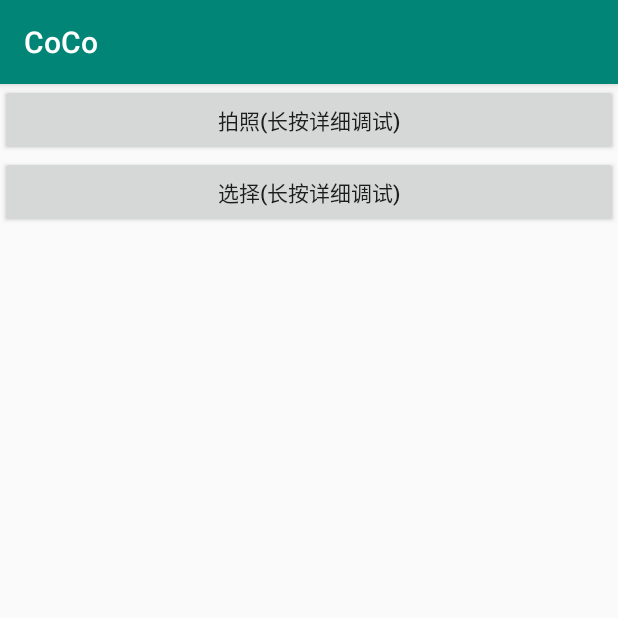
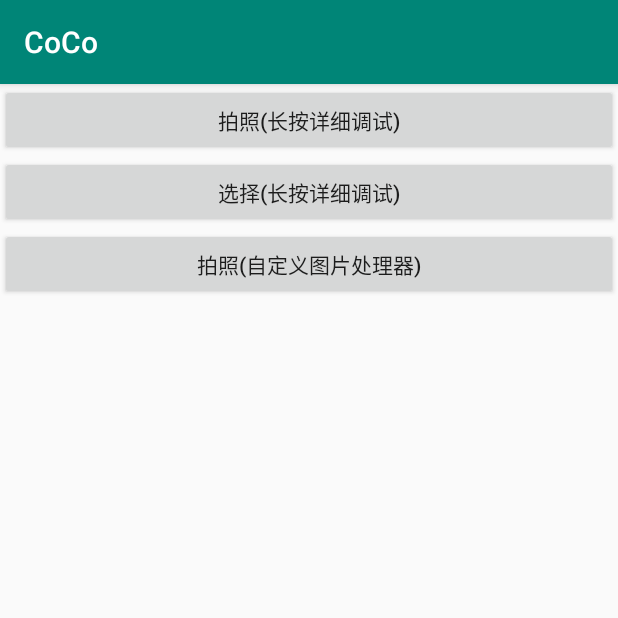
Before and after one commit to soulqw/CoCo, an Android app: the screen it shows after launch (MainActivity), on a phone screen of 412 x 824 dp, the top half of it. Run offline under Robolectric (Android 15) with nearby library versions, the phone set to English and light mode, and no system bars; libraries missing offline, so code that uses them is left out: com.qw.soul; 1 statement that could not run was skipped.

Commit message:
[ADD] fix demo

```diff
--- a/app/src/main/res/layout/activity_main.xml
+++ b/app/src/main/res/layout/activity_main.xml
@@ -1,27 +1,40 @@
 <?xml version="1.0" encoding="utf-8"?>
-<LinearLayout
-        xmlns:android="http://schemas.android.com/apk/res/android"
+<ScrollView xmlns:android="http://schemas.android.com/apk/res/android"
         xmlns:tools="http://schemas.android.com/tools"
-        android:orientation="vertical"
-        tools:ignore="HardcodedText"
         android:layout_width="match_parent"
         android:layout_height="match_parent"
+        android:orientation="vertical"
+        tools:ignore="HardcodedText">
+
+    <LinearLayout
+            android:layout_width="match_parent"
+            android:layout_height="wrap_content"
+            android:orientation="vertical"
             tools:context=".MainActivity">
+
         <Button
                 android:id="@+id/btn_capture"
                 android:layout_width="match_parent"
-            android:text="拍照(长按详细调试)"
-            android:layout_height="wrap_content"/>
+                android:layout_height="wrap_content"
+                android:text="拍照(长按详细调试)" />
+
         <Button
                 android:id="@+id/btn_pick"
                 android:layout_width="match_parent"
-            android:text="选择(长按详细调试)"
-            android:layout_height="wrap_content"/>
+                android:layout_height="wrap_content"
+                android:text="选择(长按详细调试)" />
+
+        <Button
+                android:id="@+id/btn_custom_disposer"
+                android:layout_width="match_parent"
+                android:layout_height="wrap_content"
+                android:text="拍照(自定义图片处理器)" />
 
         <ImageView
                 android:id="@+id/iv_image"
-            android:scaleType="fitCenter"
                 android:layout_width="match_parent"
-            android:layout_height="match_parent"/>
+                android:layout_height="match_parent"
+                android:scaleType="fitCenter" />
 
     </LinearLayout>
+</ScrollView>
```
Also changed, not shown: app/build.gradle (+4 -4 lines), app/src/main/java/com/qw/soulphototaker/MainActivity.kt (+43 -1 lines). Lines whose indentation alone changed are shown as unchanged.
